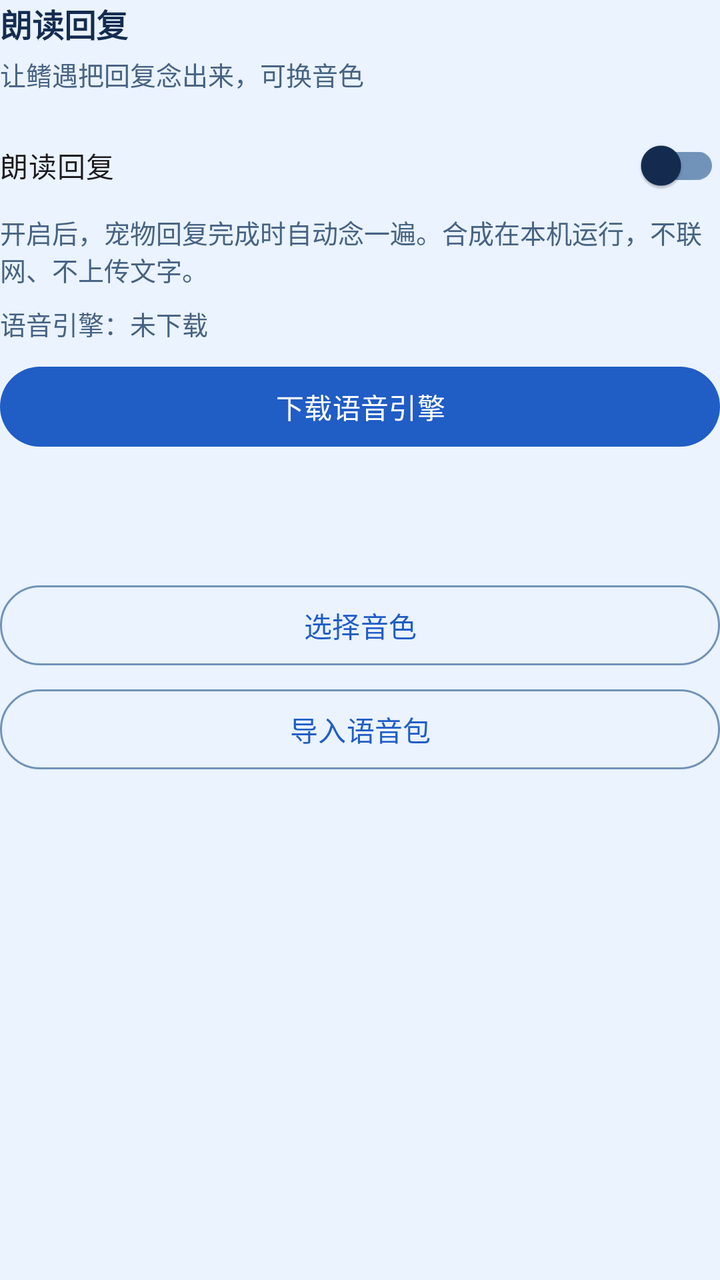
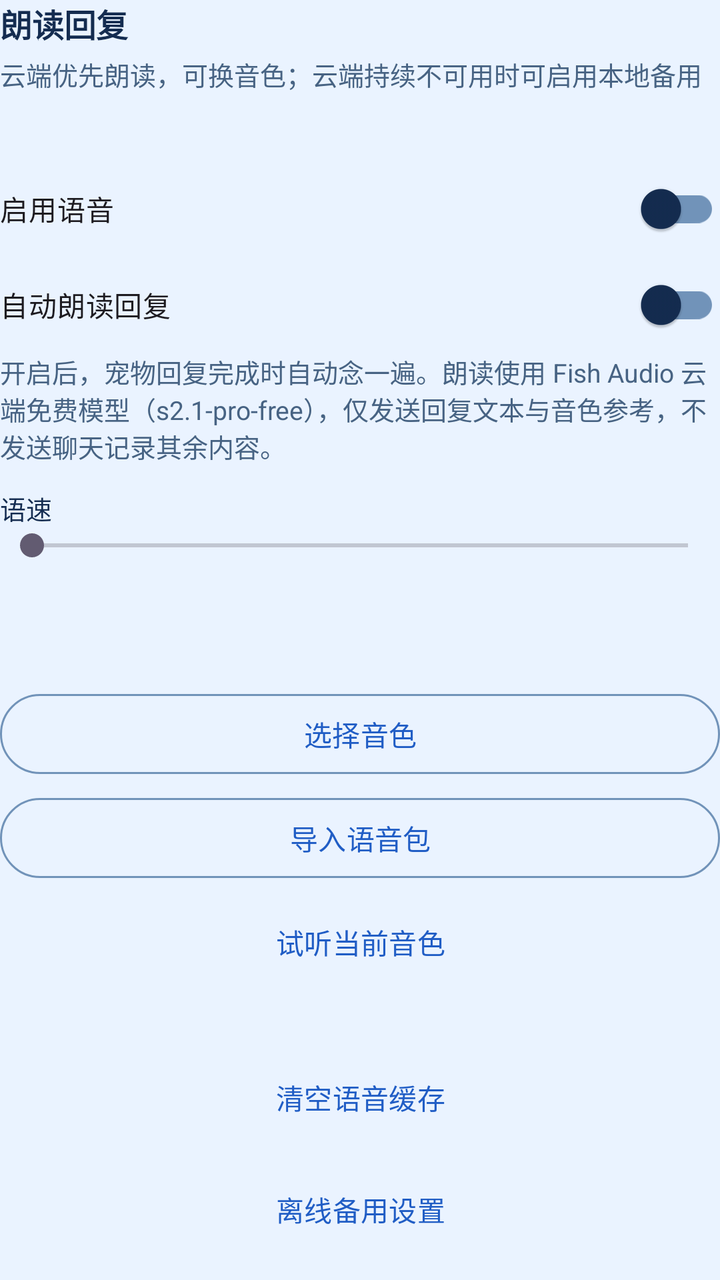

Two renders of the same Android screen: before a commit and after it. Below are the layout's source before the change and the commit's diff.
<!-- AndroidManifest.xml: application theme Theme.Bluefin -->
<!-- res/layout/section_speech_settings.xml -->
<?xml version="1.0" encoding="utf-8"?>
<LinearLayout xmlns:android="http://schemas.android.com/apk/res/android"
    android:layout_width="match_parent"
    android:layout_height="wrap_content"
    android:layout_marginTop="20dp"
    android:orientation="vertical">

    <TextView
        android:layout_width="match_parent"
        android:layout_height="wrap_content"
        android:text="@string/speech_title"
        android:textColor="@color/ink"
        android:textSize="16sp"
        android:textStyle="bold" />

    <TextView
        android:layout_width="match_parent"
        android:layout_height="wrap_content"
        android:layout_marginTop="4dp"
        android:text="@string/speech_summary"
        android:textColor="@color/muted"
        android:textSize="13sp" />

    <com.google.android.material.switchmaterial.SwitchMaterial
        android:id="@+id/speech_switch"
        android:layout_width="match_parent"
        android:layout_height="wrap_content"
        android:layout_marginTop="12dp"
        android:minHeight="48dp"
        android:text="@string/speech_switch" />

    <TextView
        android:layout_width="match_parent"
        android:layout_height="wrap_content"
        android:text="@string/speech_help"
        android:textColor="@color/muted"
        android:textSize="13sp" />

    <TextView
        android:id="@+id/speech_engine_status"
        android:layout_width="match_parent"
        android:layout_height="wrap_content"
        android:layout_marginTop="8dp"
        android:text="@string/speech_engine_missing"
        android:textColor="@color/muted"
        android:textSize="13sp" />

    <com.google.android.material.button.MaterialButton
        android:id="@+id/speech_engine_action"
        android:layout_width="match_parent"
        android:layout_height="wrap_content"
        android:layout_marginTop="8dp"
        android:minHeight="48dp"
        android:text="@string/speech_engine_download" />

    <com.google.android.material.button.MaterialButton
        android:id="@+id/speech_engine_delete"
        style="@style/Widget.Material3.Button.OutlinedButton"
        android:layout_width="match_parent"
        android:layout_height="wrap_content"
        android:layout_marginTop="4dp"
        android:minHeight="48dp"
        android:text="@string/speech_engine_delete"
        android:visibility="gone" />

    <TextView
        android:id="@+id/speech_voice_status"
        android:layout_width="match_parent"
        android:layout_height="wrap_content"
        android:layout_marginTop="16dp"
        android:textColor="@color/ink"
        android:textSize="13sp" />

    <TextView
        android:id="@+id/speech_voice_about"
        android:layout_width="match_parent"
        android:layout_height="wrap_content"
        android:layout_marginTop="2dp"
        android:textColor="@color/muted"
        android:textSize="13sp" />

    <com.google.android.material.button.MaterialButton
        android:id="@+id/speech_voice_pick"
        style="@style/Widget.Material3.Button.OutlinedButton"
        android:layout_width="match_parent"
        android:layout_height="wrap_content"
        android:layout_marginTop="8dp"
        android:minHeight="48dp"
        android:text="@string/speech_voice_pick" />

    <com.google.android.material.button.MaterialButton
        android:id="@+id/speech_voice_import"
        style="@style/Widget.Material3.Button.OutlinedButton"
        android:layout_width="match_parent"
        android:layout_height="wrap_content"
        android:layout_marginTop="4dp"
        android:minHeight="48dp"
        android:text="@string/speech_voice_import" />
</LinearLayout>
<!-- resources referenced by this layout -->
<resources>
  <color name="ink">#142C50</color>
  <color name="muted">#476383</color>
  <string name="speech_engine_delete">删除引擎</string>
  <string name="speech_engine_download">下载语音引擎</string>
  <string name="speech_engine_missing">语音引擎：未下载</string>
  <string name="speech_help">开启后，宠物回复完成时自动念一遍。合成在本机运行，不联网、不上传文字。</string>
  <string name="speech_summary">让鳍遇把回复念出来，可换音色</string>
  <string name="speech_switch">朗读回复</string>
  <string name="speech_title">朗读回复</string>
  <string name="speech_voice_import">导入语音包</string>
  <string name="speech_voice_pick">选择音色</string>
  <style name="Theme.Bluefin" parent="Theme.Material3.Light.NoActionBar">
          <item name="colorPrimary">@color/accent</item>
          <item name="colorOnPrimary">@android:color/white</item>
          <item name="colorSurface">@color/paper</item>
          <item name="colorSurfaceContainerLow">@color/ice</item>
          <item name="colorSurfaceContainerHigh">@color/ice</item>
          <item name="colorSurfaceContainerHighest">@color/blue_mist</item>
          <item name="colorOnSurface">@color/ink</item>
          <item name="colorOnSurfaceVariant">@color/muted</item>
          <item name="colorPrimaryContainer">@color/blue_mist</item>
          <item name="colorOnPrimaryContainer">@color/blue_deep</item>
          <item name="colorSecondaryContainer">@color/blue_mist</item>
          <item name="colorOnSecondaryContainer">@color/blue_deep</item>
          <item name="colorOutline">@color/blue_outline</item>
          <item name="colorOutlineVariant">@color/blue_line</item>
          <item name="android:statusBarColor">@android:color/transparent</item>
          <item name="android:navigationBarColor">@android:color/transparent</item>
          <item name="android:windowBackground">@color/stage</item>
          <item name="android:forceDarkAllowed" tools:targetApi="29">false</item>
      </style>
  <color name="accent">#205DC5</color>
  <color name="paper">#FFFFFF</color>
  <color name="ice">#F1F7FF</color>
  <color name="blue_mist">#E0EEFF</color>
  <color name="blue_deep">#16458F</color>
  <color name="blue_outline">#7193B9</color>
  <color name="blue_line">#CADDF3</color>
  <color name="stage">#EAF3FF</color>
</resources>

<!-- the commit's change to res/layout/section_speech_settings.xml (unified diff, before → after) -->
@@ -21,47 +21,63 @@
         android:textColor="@color/muted"
         android:textSize="13sp" />
 
+    <TextView
+        android:id="@+id/speech_engine_status"
+        android:layout_width="match_parent"
+        android:layout_height="wrap_content"
+        android:layout_marginTop="8dp"
+        android:textColor="@color/muted"
+        android:textSize="13sp" />
+
     <com.google.android.material.switchmaterial.SwitchMaterial
         android:id="@+id/speech_switch"
         android:layout_width="match_parent"
         android:layout_height="wrap_content"
+        android:layout_marginTop="8dp"
+        android:minHeight="48dp"
+        android:text="@string/speech_switch" />
+
+    <com.google.android.material.switchmaterial.SwitchMaterial
+        android:id="@+id/speech_auto_switch"
+        android:layout_width="match_parent"
+        android:layout_height="wrap_content"
+        android:minHeight="48dp"
+        android:text="@string/speech_auto_switch" />
+
+    <TextView
+        android:layout_width="match_parent"
+        android:layout_height="wrap_content"
+        android:text="@string/speech_help"
+        android:textColor="@color/muted"
+        android:textSize="13sp" />
+
+    <LinearLayout
+        android:layout_width="match_parent"
+        android:layout_height="wrap_content"
         android:layout_marginTop="12dp"
-        android:minHeight="48dp"
-        android:text="@string/speech_switch" />
-
-    <TextView
-        android:layout_width="match_parent"
-        android:layout_height="wrap_content"
-        android:text="@string/speech_help"
-        android:textColor="@color/muted"
-        android:textSize="13sp" />
-
-    <TextView
-        android:id="@+id/speech_engine_status"
-        android:layout_width="match_parent"
-        android:layout_height="wrap_content"
-        android:layout_marginTop="8dp"
-        android:text="@string/speech_engine_missing"
-        android:textColor="@color/muted"
-        android:textSize="13sp" />
-
-    <com.google.android.material.button.MaterialButton
-        android:id="@+id/speech_engine_action"
-        android:layout_width="match_parent"
-        android:layout_height="wrap_content"
-        android:layout_marginTop="8dp"
-        android:minHeight="48dp"
-        android:text="@string/speech_engine_download" />
-
-    <com.google.android.material.button.MaterialButton
-        android:id="@+id/speech_engine_delete"
-        style="@style/Widget.Material3.Button.OutlinedButton"
-        android:layout_width="match_parent"
-        android:layout_height="wrap_content"
-        android:layout_marginTop="4dp"
-        android:minHeight="48dp"
-        android:text="@string/speech_engine_delete"
-        android:visibility="gone" />
+        android:orientation="horizontal">
+
+        <TextView
+            android:layout_width="0dp"
+            android:layout_height="wrap_content"
+            android:layout_weight="1"
+            android:text="@string/speech_speed_label"
+            android:textColor="@color/ink"
+            android:textSize="13sp" />
+
+        <TextView
+            android:id="@+id/speech_speed_value"
+            android:layout_width="wrap_content"
+            android:layout_height="wrap_content"
+            android:textColor="@color/muted"
+            android:textSize="13sp" />
+    </LinearLayout>
+
+    <SeekBar
+        android:id="@+id/speech_speed_slider"
+        android:layout_width="match_parent"
+        android:layout_height="wrap_content"
+        android:max="150" />
 
     <TextView
         android:id="@+id/speech_voice_status"
@@ -96,4 +112,99 @@
         android:layout_marginTop="4dp"
         android:minHeight="48dp"
         android:text="@string/speech_voice_import" />
+
+    <com.google.android.material.button.MaterialButton
+        android:id="@+id/speech_voice_preview"
+        style="@style/Widget.Material3.Button.TextButton"
+        android:layout_width="match_parent"
+        android:layout_height="wrap_content"
+        android:layout_marginTop="4dp"
+        android:minHeight="48dp"
+        android:text="@string/speech_voice_preview" />
+
+    <TextView
+        android:id="@+id/speech_cache_status"
+        android:layout_width="match_parent"
+        android:layout_height="wrap_content"
+        android:layout_marginTop="12dp"
+        android:textColor="@color/muted"
+        android:textSize="13sp" />
+
+    <com.google.android.material.button.MaterialButton
+        android:id="@+id/speech_cache_clear"
+        style="@style/Widget.Material3.Button.TextButton"
+        android:layout_width="match_parent"
+        android:layout_height="wrap_content"
+        android:minHeight="48dp"
+        android:text="@string/speech_cache_clear" />
+
+    <com.google.android.material.button.MaterialButton
+        android:id="@+id/speech_offline_toggle"
+        style="@style/Widget.Material3.Button.TextButton"
+        android:layout_width="match_parent"
+        android:layout_height="wrap_content"
+        android:layout_marginTop="8dp"
+        android:minHeight="48dp"
+        android:text="@string/speech_offline_toggle" />
+
+    <LinearLayout
+        android:id="@+id/speech_offline_panel"
+        android:layout_width="match_parent"
+        android:layout_height="wrap_content"
+        android:orientation="vertical"
+        android:visibility="gone">
+
+        <TextView
+            android:id="@+id/speech_local_status"
+            android:layout_width="match_parent"
+            android:layout_height="wrap_content"
+            android:layout_marginTop="4dp"
+            android:textColor="@color/muted"
+            android:textSize="13sp" />
+
+        <com.google.android.material.button.MaterialButton
+            android:id="@+id/speech_local_download"
+            style="@style/Widget.Material3.Button.OutlinedButton"
+            android:layout_width="match_parent"
+            android:layout_height="wrap_content"
+            android:layout_marginTop="8dp"
+            android:minHeight="48dp"
+            android:text="@string/speech_local_download" />
+
+        <com.google.android.material.button.MaterialButton
+            android:id="@+id/speech_local_delete"
+            style="@style/Widget.Material3.Button.TextButton"
+            android:layout_width="match_parent"
+            android:layout_height="wrap_content"
+            android:layout_marginTop="4dp"
+            android:minHeight="48dp"
+            android:text="@string/speech_local_delete"
+            android:visibility="gone" />
+
+        <com.google.android.material.button.MaterialButton
+            android:id="@+id/speech_cloud_retry"
+            style="@style/Widget.Material3.Button.TextButton"
+            android:layout_width="match_parent"
+            android:layout_height="wrap_content"
+            android:layout_marginTop="4dp"
+            android:minHeight="48dp"
+            android:text="@string/speech_cloud_retry"
+            android:visibility="gone" />
+    </LinearLayout>
+
+    <TextView
+        android:id="@+id/speech_cloud_addr"
+        android:layout_width="match_parent"
+        android:layout_height="wrap_content"
+        android:layout_marginTop="12dp"
+        android:textColor="@color/muted"
+        android:textSize="13sp" />
+
+    <com.google.android.material.button.MaterialButton
+        android:id="@+id/speech_cloud_edit"
+        style="@style/Widget.Material3.Button.TextButton"
+        android:layout_width="match_parent"
+        android:layout_height="wrap_content"
+        android:minHeight="48dp"
+        android:text="@string/speech_cloud_edit" />
 </LinearLayout>
<!-- resource entries referenced after the edit -->
@@ -2,15 +2,21 @@
 <resources>
   <color name="ink">#142C50</color>
   <color name="muted">#476383</color>
-  <string name="speech_engine_delete">删除引擎</string>
-  <string name="speech_engine_download">下载语音引擎</string>
-  <string name="speech_engine_missing">语音引擎：未下载</string>
-  <string name="speech_help">开启后，宠物回复完成时自动念一遍。合成在本机运行，不联网、不上传文字。</string>
-  <string name="speech_summary">让鳍遇把回复念出来，可换音色</string>
-  <string name="speech_switch">朗读回复</string>
+  <string name="speech_auto_switch">自动朗读回复</string>
+  <string name="speech_cache_clear">清空语音缓存</string>
+  <string name="speech_cloud_edit">修改云端服务地址</string>
+  <string name="speech_cloud_retry">重试云端语音</string>
+  <string name="speech_help">开启后，宠物回复完成时自动念一遍。朗读使用 Fish Audio 云端免费模型（s2.1-pro-free），仅发送回复文本与音色参考，不发送聊天记录其余内容。</string>
+  <string name="speech_local_delete">删除本地模型</string>
+  <string name="speech_local_download">下载备用引擎</string>
+  <string name="speech_offline_toggle">离线备用设置</string>
+  <string name="speech_speed_label">语速</string>
+  <string name="speech_summary">云端优先朗读，可换音色；云端持续不可用时可启用本地备用</string>
+  <string name="speech_switch">启用语音</string>
   <string name="speech_title">朗读回复</string>
   <string name="speech_voice_import">导入语音包</string>
   <string name="speech_voice_pick">选择音色</string>
+  <string name="speech_voice_preview">试听当前音色</string>
   <style name="Theme.Bluefin" parent="Theme.Material3.Light.NoActionBar">
           <item name="colorPrimary">@color/accent</item>
           <item name="colorOnPrimary">@android:color/white</item>
